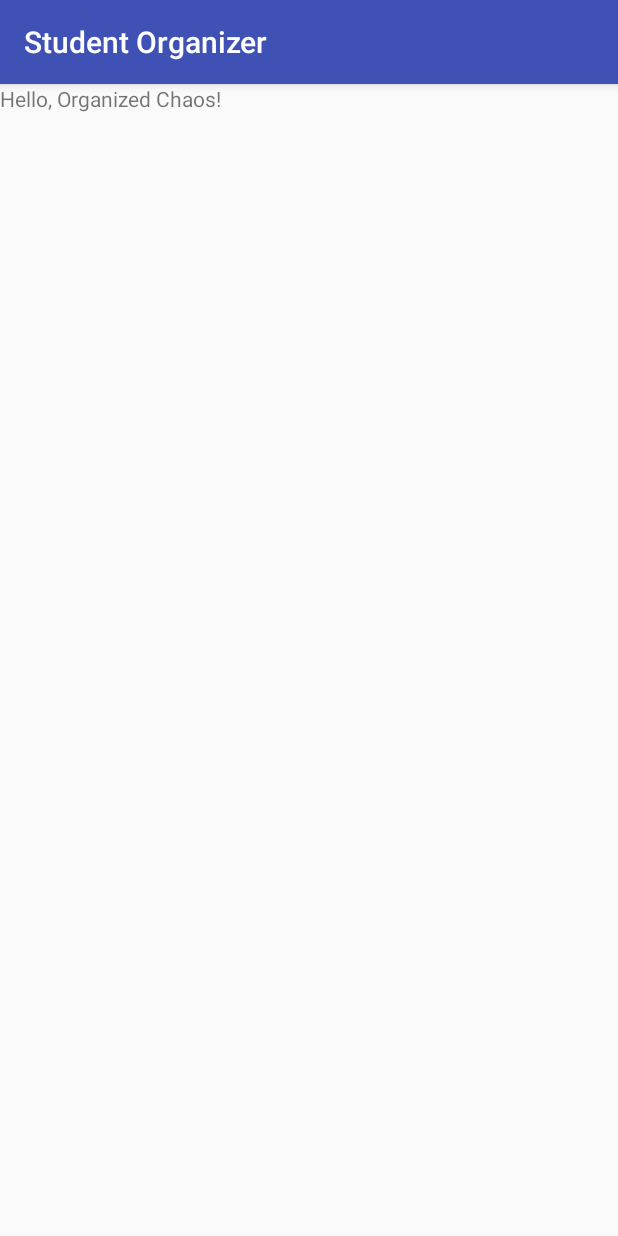
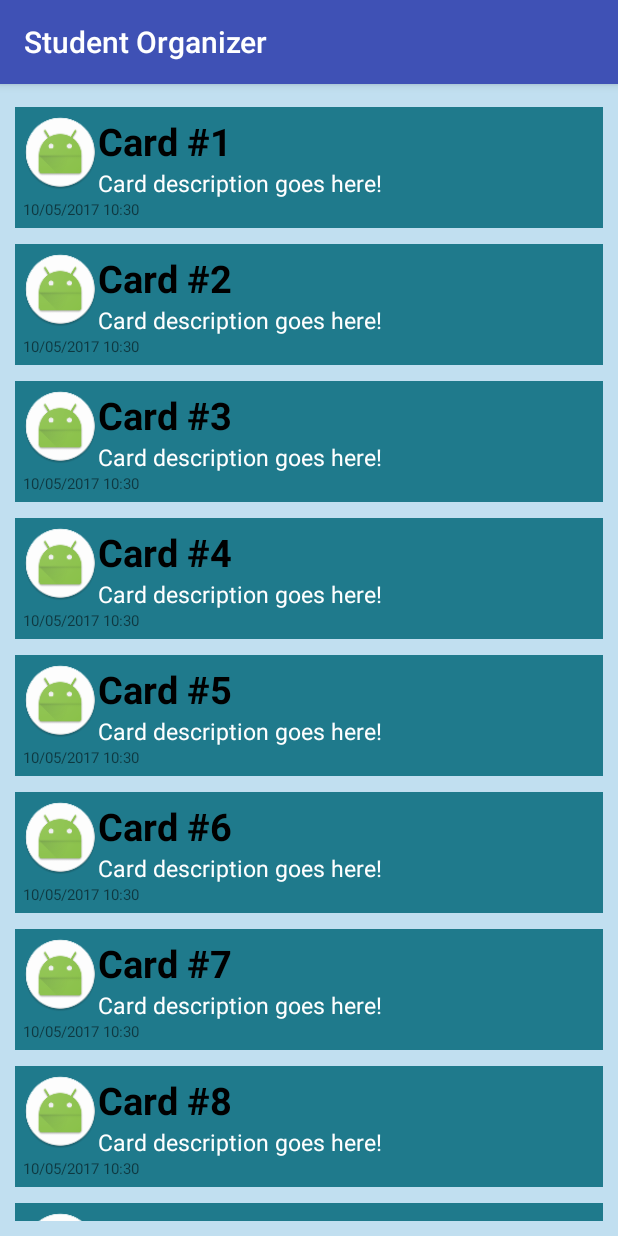
Before and after one commit to lcombs15/Organized-Chaos, an Android app: the screen it shows after launch (Home), on a phone screen of 412 x 824 dp. Run offline under Robolectric (Android 15) with nearby library versions, the light colour scheme and no system bars.

Commit message:
Finished Recycler

```diff
--- a/StudentOrganizer/app/build.gradle
+++ b/StudentOrganizer/app/build.gradle
@@ -26,5 +26,7 @@ dependencies {
     })
     compile 'com.android.support:appcompat-v7:25.3.1'
     compile 'com.android.support.constraint:constraint-layout:1.0.2'
+    compile 'com.android.support:cardview-v7:25.+'
+    compile 'com.android.support:recyclerview-v7:25.+'
     testCompile 'junit:junit:4.12'
 }
--- a/StudentOrganizer/app/src/main/AndroidManifest.xml
+++ b/StudentOrganizer/app/src/main/AndroidManifest.xml
@@ -16,7 +16,6 @@
                 <category android:name="android.intent.category.LAUNCHER" />
             </intent-filter>
         </activity>
-        <activity android:name="layout.templates.cards"></activity>
     </application>
 
 </manifest>
--- a/StudentOrganizer/app/src/main/java/edu/group7/csc415/studentorganizer/Home.java
+++ b/StudentOrganizer/app/src/main/java/edu/group7/csc415/studentorganizer/Home.java
@@ -2,12 +2,43 @@ package edu.group7.csc415.studentorganizer;
 
 import android.support.v7.app.AppCompatActivity;
 import android.os.Bundle;
+import android.support.v7.widget.DefaultItemAnimator;
+import android.support.v7.widget.LinearLayoutManager;
+import android.support.v7.widget.RecyclerView;
+
+import java.util.ArrayList;
+import java.util.Date;
+import java.util.List;
+
+import layout.templates.Page.*; //We're at some point or another going to need everything in here
 
 public class Home extends AppCompatActivity {
+    private List<Card> CardList = new ArrayList<>();
+    private RecyclerView recyclerView;
+    private CardAdapter cAdapter;
 
     @Override
     protected void onCreate(Bundle savedInstanceState) {
         super.onCreate(savedInstanceState);
-        setContentView(R.layout.activity_home);
+        setContentView(R.layout.activity_recycler);
+
+        recyclerView = (RecyclerView) findViewById(R.id.my_recycler_view);
+
+        cAdapter = new CardAdapter(CardList);
+        RecyclerView.LayoutManager mLayoutManager = new LinearLayoutManager(getApplicationContext());
+        recyclerView.setLayoutManager(mLayoutManager);
+        recyclerView.setItemAnimator(new DefaultItemAnimator());
+        recyclerView.setAdapter(cAdapter);
+
+        prepareCardData();
+
+    }
+
+    private void prepareCardData(){
+
+        for(int i = 1; i <= 100; i++){
+            Card c = new Card("Card #" + i,"Card description goes here!",new Date(),null);
+            CardList.add(c);
+        }
     }
 }
--- /dev/null
+++ b/StudentOrganizer/app/src/main/java/layout/templates/Page/Card.java
@@ -0,0 +1,67 @@
+package layout.templates.Page;
+import java.util.Date;
+
+/*
+    Card is just a wrapper class to contain the few pieces of information all cards have
+
+    This class class could eventually help out with SQL or onClickListeners, but for now it's just a wrapper
+
+    If you take a look at res/layout/activity_card.xml this will make more sense
+    -Lucas 10/3/17
+ */
+public class Card {
+    //Any of these could potentially be null except for the title
+    private Integer iconID; //Store R.drawable.ID value of an image
+    private String title; //NOT NULL
+    private String description;
+    private Date dueDate;
+
+    //No empty constructor b/c title cannot be null
+
+    public Card(String title){
+        this.setTitle(title);
+    }
+
+    public Card(String title, String description, Date dueDate, Integer iconID){
+        this.setTitle(title);
+        this.setDescription(description);
+        this.setDueDate(dueDate);
+        this.setIconID(iconID);
+    }
+
+    public String getDescription() {
+        return description;
+    }
+
+    public void setDescription(String description) {
+        this.description = description;
+    }
+
+    public String getTitle() {
+        return title;
+    }
+
+    public void setTitle(String title) {
+        //Think about how confusing it would be to the user to have a title-less title! Denied!
+        if(title == null || title.equals("")){
+            throw new IllegalArgumentException("Card title cannot be null or empty");
+        }
+        this.title = title;
+    }
+
+    public Date getDueDate() {
+        return dueDate;
+    }
+
+    public void setDueDate(Date dueDate) {
+        this.dueDate = dueDate;
+    }
+
+    public Integer getIconID() {
+        return iconID;
+    }
+
+    public void setIconID(Integer iconID) {
+        this.iconID = iconID;
+    }
+}
--- /dev/null
+++ b/StudentOrganizer/app/src/main/java/layout/templates/Page/CardAdapter.java
@@ -0,0 +1,91 @@
+package layout.templates.Page;
+
+import android.support.v7.widget.RecyclerView;
+import android.view.LayoutInflater;
+import android.view.View;
+import android.view.ViewGroup;
+import android.widget.ImageView;
+import android.widget.TextView;
+
+import java.io.Console;
+import java.text.DateFormat;
+import java.text.SimpleDateFormat;
+import java.util.List;
+import edu.group7.csc415.studentorganizer.R;
+
+/**
+ * Created by Lucas on 10/3/2017.
+ *
+ * This CardAdapter is a little hard to understand, but I'll try the best I can
+ *
+ * Basically this is where data held in our Card wrapper class meets XML
+ */
+public class CardAdapter extends RecyclerView.Adapter<CardAdapter.MyViewHolder> {
+
+    //Store a list of simple Card objects
+    private List<Card> CardsList;
+
+    //Constructor, pretty simple, takes a list of Cards to send to screen
+    public CardAdapter(List<Card> CardsList) {
+        this.CardsList = CardsList;
+    }
+
+    //Step 1
+    //Where the rubber meets the road! Create a copy of the activity_card XML to become an individual Card
+    @Override
+    public MyViewHolder onCreateViewHolder(ViewGroup parent, int viewType) {
+
+        View itemView = LayoutInflater.from(parent.getContext())
+                .inflate(R.layout.activity_card, parent, false);
+
+        return new MyViewHolder(itemView);
+    }
+
+    //Step 2
+    //Inner class, pulls views from XML and stores them for reference in Java objects
+    //In a nut shell, this is the onCreate method for an individual CARD
+    public class MyViewHolder extends RecyclerView.ViewHolder {
+        public TextView title, description, dueDate;
+        public ImageView icon;
+
+        public MyViewHolder(View view) {
+            super(view);
+            title = (TextView) view.findViewById(R.id.card_title);
+            description = (TextView) view.findViewById(R.id.card_detail);
+            dueDate = (TextView) view.findViewById(R.id.card_dueDate);
+            icon = (ImageView) view.findViewById(R.id.card_image);
+
+
+        }
+    }
+
+    //Step 3
+    //Wire values from Card wrapper class to widgets
+    @Override
+    public void onBindViewHolder(MyViewHolder holder, int position) {
+        Card c = CardsList.get(position);
+        holder.title.setText(c.getTitle());
+        holder.description.setText(c.getDescription());
+        // TODO fix this to handle null \
+        holder.icon.setImageResource(R.mipmap.ic_launcher_round);
+        //TODO This is probably going to need some sort of date format
+
+        try {
+            SimpleDateFormat DATE_FORMAT = new SimpleDateFormat("MM/dd/yyyy h:mm");
+            holder.dueDate.setText(DATE_FORMAT.format(c.getDueDate()).toString());
+        }catch (Exception e){
+            holder.dueDate.setText("error");
+        }
+
+    }
+
+
+    /*This is a method we're forced to implement,
+        My guess is that we don't want anyone being able to touch our list of Cards, so,
+        if they want to know how many we have they have to ask
+     */
+    @Override
+    public int getItemCount() {
+        return CardsList.size();
+    }
+}
--- a/StudentOrganizer/app/src/main/java/Page.java
+++ b/StudentOrganizer/app/src/main/java/layout/templates/Page/Page.java
@@ -1,3 +1,5 @@
+package layout.templates.Page;
+
 import android.widget.LinearLayout;
 import javax.sql.DataSource;
 
--- a/StudentOrganizer/app/src/main/java/layout/templates/cards.java
+++ /dev/null
@@ -1,41 +0,0 @@
-package layout.templates;
-
-import android.graphics.Color;
-import android.support.v7.app.AppCompatActivity;
-import android.os.Bundle;
-import android.support.v7.widget.LinearLayoutCompat;
-import android.view.LayoutInflater;
-import android.view.View;
-import android.view.ViewGroup;
-import android.widget.RelativeLayout;
-import android.widget.TextView;
-
-import org.w3c.dom.Text;
-
-import edu.group7.csc415.studentorganizer.R;
-
-public class cards extends AppCompatActivity {
-
-    @Override
-    protected void onCreate(Bundle savedInstanceState) {
-        super.onCreate(savedInstanceState);
-        setContentView(R.layout.activity_card);
-
-
-        LinearLayoutCompat cards_go_here = (LinearLayoutCompat) findViewById(R.id.cards_go_here);
-
-        //View card = LayoutInflater.from(getApplicationContext()).inflate(R.layout.activity_card,cards_go_here,false);
-        View card =  View.inflate(getApplicationContext(), R.layout.activity_card, null);
-        card.setLayoutParams(new LinearLayoutCompat.LayoutParams(LinearLayoutCompat.LayoutParams.MATCH_PARENT, LinearLayoutCompat.LayoutParams.WRAP_CONTENT));
-        ( (TextView) card.findViewById(R.id.card_title)).setText("TITLE HERE");
-        ( (TextView) card.findViewById(R.id.card_detail)).setText("STUFF HERE");
-
-        card.setBackgroundColor(Color.parseColor("#0000FF"));
-        cards_go_here.addView(card);
-
-
-
-
-
-    }
-}
--- a/StudentOrganizer/app/src/main/res/layout/activity_card.xml
+++ b/StudentOrganizer/app/src/main/res/layout/activity_card.xml
@@ -1,14 +1,21 @@
 <?xml version="1.0" encoding="utf-8"?>
-<RelativeLayout
+<android.support.v7.widget.LinearLayoutCompat
     xmlns:android="http://schemas.android.com/apk/res/android"
     xmlns:app="http://schemas.android.com/apk/res-auto"
     xmlns:tools="http://schemas.android.com/tools"
-    tools:context="layout.templates.cards"
     android:id="@+id/card"
     android:layout_width="match_parent"
     android:layout_height="wrap_content"
-    android:background="#AFFFF8"
-    android:minHeight="50dp">
+    android:layout_marginBottom="5dp"
+    android:layout_marginTop="5dp"
+    android:padding="5dp"
+    android:background="@color/themeColorRelaxed"
+    android:minHeight="50dp"
+    android:orientation="vertical"
+    >
+    <RelativeLayout
+        android:layout_width="match_parent"
+        android:layout_height="match_parent">
         <ImageView
             android:id="@+id/card_image"
             android:layout_width="wrap_content"
@@ -21,15 +28,27 @@
             android:id="@+id/card_title"
             android:layout_width="match_parent"
             android:layout_height="wrap_content"
+            android:textColor="@color/themeColorDark"
             android:text="Title Here"
-        android:textSize="20dp"
+            android:textSize="25sp"
+            android:textStyle="bold"
             android:layout_toRightOf="@id/card_image"/>
         <TextView
             android:id="@+id/card_detail"
             android:layout_width="match_parent"
             android:layout_height="wrap_content"
             android:text="Details Here"
-        android:textSize="10dp"
+            android:textSize="15sp"
+            android:textColor="#ffffff"
             android:layout_toRightOf="@id/card_image"
             android:layout_below="@id/card_title"/>
     </RelativeLayout>
+    <TextView
+        android:id="@+id/card_dueDate"
+        android:minWidth="50dp"
+        android:layout_width="match_parent"
+        android:layout_height="wrap_content"
+        android:gravity="left"
+        android:textSize="10sp"
+        />
+</android.support.v7.widget.LinearLayoutCompat>
--- a/StudentOrganizer/app/src/main/res/layout/activity_home.xml
+++ b/StudentOrganizer/app/src/main/res/layout/activity_recycler.xml
@@ -4,16 +4,14 @@
     xmlns:tools="http://schemas.android.com/tools"
     android:layout_width="match_parent"
     android:layout_height="match_parent"
-    android:id="@+id/cards_go_here"
+    android:padding="10dp"
+    android:background="@color/themeColorLighter"
     tools:context="edu.group7.csc415.studentorganizer.Home">
 
-    <TextView
-        android:layout_width="wrap_content"
+    <android.support.v7.widget.RecyclerView
+        android:id="@+id/my_recycler_view"
+        android:scrollbars="vertical"
+        android:layout_width="match_parent"
         android:layout_height="wrap_content"
-        android:text="Hello, Organized Chaos!"
-        app:layout_constraintBottom_toBottomOf="parent"
-        app:layout_constraintLeft_toLeftOf="parent"
-        app:layout_constraintRight_toRightOf="parent"
-        app:layout_constraintTop_toTopOf="parent" />
-
+        />
 </android.support.v7.widget.LinearLayoutCompat>
--- a/StudentOrganizer/app/src/main/res/values/colors.xml
+++ b/StudentOrganizer/app/src/main/res/values/colors.xml
@@ -3,4 +3,17 @@
     <color name="colorPrimary">#3F51B5</color>
     <color name="colorPrimaryDark">#303F9F</color>
     <color name="colorAccent">#FF4081</color>
+
+
+    <!--
+    https://coolors.co/353531-1f7a8c-ec4e20-ff9505-000000
+    -->
+    <color name="themeColorLight">#88CCF1</color>
+    <color name="themeColorRelaxed">#1F7A8C</color>
+    <color name="themeColorLighter">#C1Dff0</color>
+    <color name="themeColorMellow">#FF9505</color>
+    <color name="themeColorDark">#000000</color>
+
+
+
 </resources>
```
Also changed, not shown: 1 other file. Lines whose indentation alone changed are shown as unchanged.
